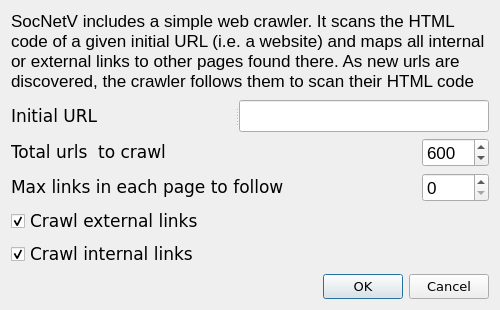
Above: src/forms/webcrawlerdialog.ui from socnetv/app before the change. Below: the same form after it.
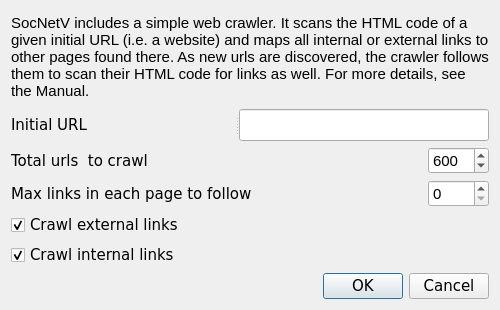
That is the form after the change.

Commit message: fix again dialogs - added titles

Diff of the .ui file:
```diff
--- a/src/forms/webcrawlerdialog.ui
+++ b/src/forms/webcrawlerdialog.ui
@@ -54,7 +54,7 @@
      <property name="font">
       <font>
        <family>Lucida Grande</family>
-       <pointsize>13</pointsize>
+       <pointsize>11</pointsize>
        <stylestrategy>PreferAntialias</stylestrategy>
       </font>
      </property>
@@ -73,7 +73,7 @@
     <widget class="QSplitter" name="splitter">
      <property name="font">
       <font>
-       <pointsize>10</pointsize>
+       <pointsize>11</pointsize>
        <stylestrategy>PreferAntialias</stylestrategy>
       </font>
      </property>
@@ -90,7 +90,7 @@
       <property name="font">
        <font>
         <family>DejaVu Sans</family>
-        <pointsize>13</pointsize>
+        <pointsize>11</pointsize>
         <weight>50</weight>
         <bold>false</bold>
         <stylestrategy>PreferAntialias</stylestrategy>
@@ -116,7 +116,7 @@
       <property name="font">
        <font>
         <family>DejaVu Sans</family>
-        <pointsize>13</pointsize>
+        <pointsize>11</pointsize>
         <stylestrategy>PreferAntialias</stylestrategy>
        </font>
       </property>
@@ -132,7 +132,7 @@
       <spacer name="horizontalSpacer">
        <property name="font">
         <font>
-         <pointsize>10</pointsize>
+         <pointsize>11</pointsize>
          <stylestrategy>PreferAntialias</stylestrategy>
         </font>
        </property>
@@ -158,7 +158,7 @@
        <property name="font">
         <font>
          <family>DejaVu Sans</family>
-         <pointsize>13</pointsize>
+         <pointsize>11</pointsize>
          <weight>50</weight>
          <bold>false</bold>
          <stylestrategy>PreferAntialias</stylestrategy>
@@ -179,7 +179,7 @@
       <spacer name="horizontalSpacer_2">
        <property name="font">
         <font>
-         <pointsize>10</pointsize>
+         <pointsize>11</pointsize>
          <stylestrategy>PreferAntialias</stylestrategy>
         </font>
        </property>
@@ -204,7 +204,7 @@
        </property>
        <property name="font">
         <font>
-         <pointsize>13</pointsize>
+         <pointsize>11</pointsize>
          <stylestrategy>PreferAntialias</stylestrategy>
         </font>
        </property>
@@ -236,7 +236,7 @@
        <property name="font">
         <font>
          <family>DejaVu Sans</family>
-         <pointsize>13</pointsize>
+         <pointsize>11</pointsize>
          <weight>50</weight>
          <bold>false</bold>
          <stylestrategy>PreferAntialias</stylestrategy>
@@ -261,7 +261,7 @@
        </property>
        <property name="font">
         <font>
-         <pointsize>13</pointsize>
+         <pointsize>11</pointsize>
          <stylestrategy>PreferAntialias</stylestrategy>
         </font>
        </property>
@@ -301,7 +301,7 @@
      <property name="font">
       <font>
        <family>DejaVu Sans</family>
-       <pointsize>13</pointsize>
+       <pointsize>11</pointsize>
        <stylestrategy>PreferAntialias</stylestrategy>
       </font>
      </property>
@@ -330,7 +330,7 @@
      <property name="font">
       <font>
        <family>DejaVu Sans</family>
-       <pointsize>13</pointsize>
+       <pointsize>11</pointsize>
        <stylestrategy>PreferAntialias</stylestrategy>
       </font>
      </property>
@@ -359,7 +359,7 @@
      <property name="font">
       <font>
        <family>DejaVu Sans</family>
-       <pointsize>10</pointsize>
+       <pointsize>11</pointsize>
        <stylestrategy>PreferAntialias</stylestrategy>
       </font>
      </property>
```
Left out of the diff: 2 changed lines with no effect on the pictures. The commit also changes 5 other files.
